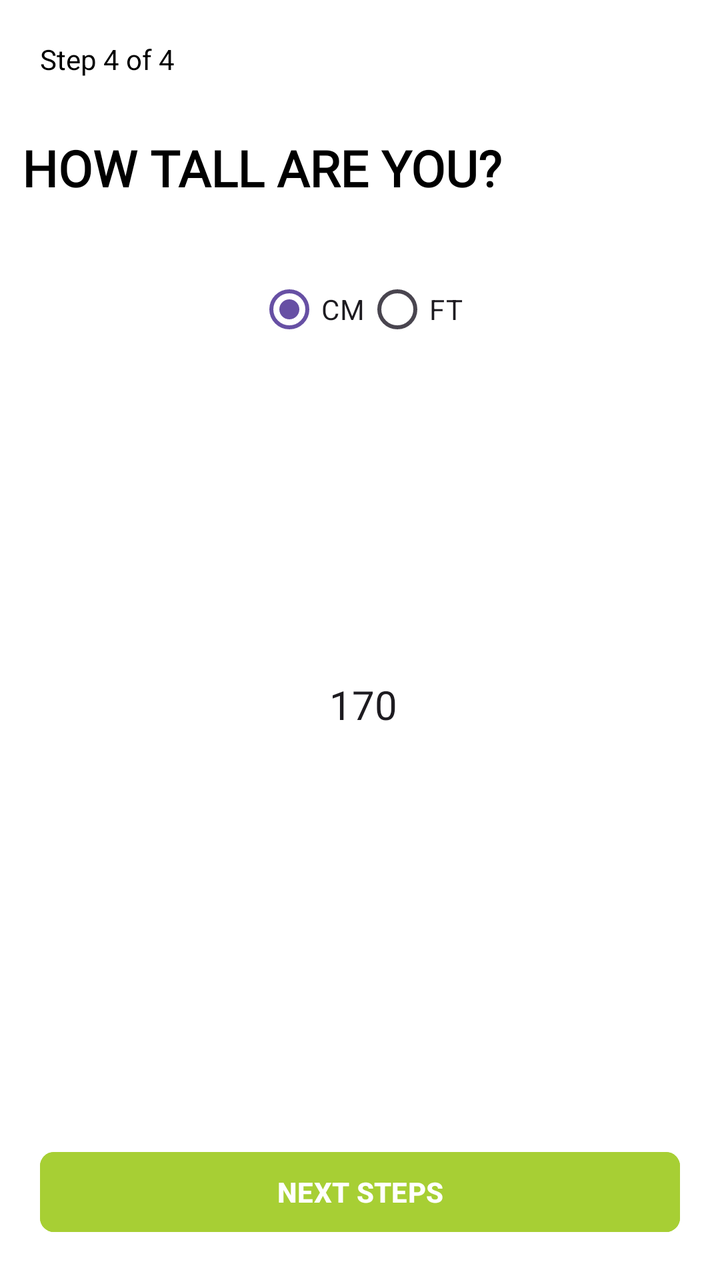
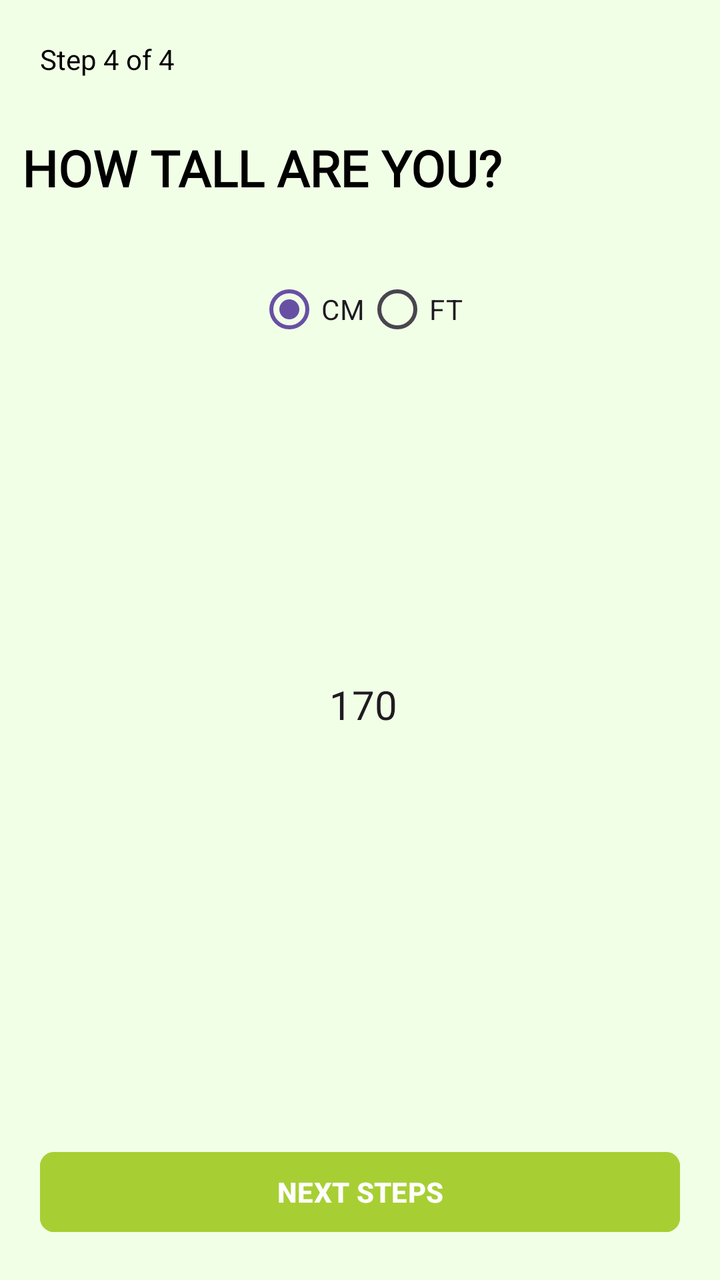

An Android layout rendered at two revisions. The XML below is the earlier revision; the diff shows what the commit changed to produce the second picture.
<!-- AndroidManifest.xml: application theme Theme.FitPro -->
<!-- res/layout/activity_main6.xml -->
<?xml version="1.0" encoding="utf-8"?>
<androidx.constraintlayout.widget.ConstraintLayout xmlns:android="http://schemas.android.com/apk/res/android"
    xmlns:app="http://schemas.android.com/apk/res-auto"
    xmlns:tools="http://schemas.android.com/tools"
    android:id="@+id/main"
    android:layout_width="match_parent"
    android:layout_height="match_parent"
    android:background="@android:color/white"
    tools:context=".MainActivity6">

    
    <TextView
        android:id="@+id/stepText"
        android:layout_width="wrap_content"
        android:layout_height="wrap_content"
        android:text="Step 4 of 4"
        android:textSize="14sp"
        android:textColor="@android:color/black"
        app:layout_constraintTop_toTopOf="parent"
        app:layout_constraintStart_toStartOf="parent"
        android:layout_marginStart="20dp"
        android:layout_marginTop="20dp"/>

    

    
    <TextView
        android:id="@+id/titleText"
        android:layout_width="wrap_content"
        android:layout_height="wrap_content"
        android:layout_marginTop="28dp"
        android:fontFamily="@font/bebas_neue"
        android:text="HOW TALL ARE YOU?"
        android:textColor="@android:color/black"
        android:textSize="25dp"
        android:textStyle="bold"
        app:layout_constraintEnd_toEndOf="parent"
        app:layout_constraintHorizontal_bias="0.093"
        app:layout_constraintStart_toStartOf="parent"
        app:layout_constraintTop_toBottomOf="@id/stepText" />

    <RadioGroup
        android:id="@+id/unitToggle"
        android:layout_width="wrap_content"
        android:layout_height="wrap_content"
        android:orientation="horizontal"
        app:layout_constraintTop_toBottomOf="@id/titleText"
        app:layout_constraintStart_toStartOf="parent"
        app:layout_constraintEnd_toEndOf="parent"
        android:layout_marginTop="30dp">

        <RadioButton
            android:id="@+id/radioCm"
            android:layout_width="wrap_content"
            android:layout_height="wrap_content"
            android:text="CM"
            android:buttonTint="@android:color/darker_gray"
            android:checked="true"/>

        <RadioButton
            android:id="@+id/radioFt"
            android:layout_width="wrap_content"
            android:layout_height="wrap_content"
            android:text="FT"
            android:buttonTint="@android:color/darker_gray"/>
    </RadioGroup>

    

    
    <EditText
        android:id="@+id/heightInput"
        android:layout_width="202dp"
        android:layout_height="141dp"
        android:layout_marginHorizontal="40dp"
        android:layout_marginTop="20dp"
        android:background="@android:color/transparent"
        android:gravity="center"
        android:hint="Enter your height"
        android:inputType="number"
        android:text="170"
        android:textSize="20sp"
        app:layout_constraintBottom_toBottomOf="parent"
        app:layout_constraintEnd_toEndOf="parent"
        app:layout_constraintHorizontal_bias="0.52"
        app:layout_constraintStart_toStartOf="parent"
        app:layout_constraintTop_toBottomOf="@id/unitToggle"
        app:layout_constraintVertical_bias="0.276" />

    <Button
        android:id="@+id/nextBtnHeight"
        android:layout_width="0dp"
        android:layout_height="wrap_content"
        android:layout_margin="20dp"
        android:backgroundTint="#A7CF34"
        android:text="NEXT STEPS"
        app:cornerRadius="7dp"
        android:textColor="@android:color/white"
        android:textStyle="bold"
        app:layout_constraintBottom_toBottomOf="parent"
        app:layout_constraintStart_toStartOf="parent"
        app:layout_constraintEnd_toEndOf="parent"/>
</androidx.constraintlayout.widget.ConstraintLayout>
<!-- resources referenced by this layout -->
<resources>
  <style name="Theme.FitPro" parent="Base.Theme.FitPro" />
  <style name="Base.Theme.FitPro" parent="Theme.Material3.DayNight.NoActionBar">
          
          
      </style>
</resources>

<!-- the commit's change to res/layout/activity_main6.xml (unified diff, before → after) -->
@@ -5,7 +5,7 @@
     android:id="@+id/main"
     android:layout_width="match_parent"
     android:layout_height="match_parent"
-    android:background="@android:color/white"
+    android:background="#F1FFE7"
     tools:context=".MainActivity6">
 
     
@@ -13,13 +13,13 @@
         android:id="@+id/stepText"
         android:layout_width="wrap_content"
         android:layout_height="wrap_content"
+        android:layout_marginStart="20dp"
+        android:layout_marginTop="20dp"
         android:text="Step 4 of 4"
+        android:textColor="@android:color/black"
         android:textSize="14sp"
-        android:textColor="@android:color/black"
-        app:layout_constraintTop_toTopOf="parent"
         app:layout_constraintStart_toStartOf="parent"
-        android:layout_marginStart="20dp"
-        android:layout_marginTop="20dp"/>
+        app:layout_constraintTop_toTopOf="parent" />
 
     
 
@@ -43,26 +43,26 @@
         android:id="@+id/unitToggle"
         android:layout_width="wrap_content"
         android:layout_height="wrap_content"
+        android:layout_marginTop="30dp"
         android:orientation="horizontal"
-        app:layout_constraintTop_toBottomOf="@id/titleText"
+        app:layout_constraintEnd_toEndOf="parent"
         app:layout_constraintStart_toStartOf="parent"
-        app:layout_constraintEnd_toEndOf="parent"
-        android:layout_marginTop="30dp">
+        app:layout_constraintTop_toBottomOf="@id/titleText">
 
         <RadioButton
             android:id="@+id/radioCm"
             android:layout_width="wrap_content"
             android:layout_height="wrap_content"
-            android:text="CM"
             android:buttonTint="@android:color/darker_gray"
-            android:checked="true"/>
+            android:checked="true"
+            android:text="CM" />
 
         <RadioButton
             android:id="@+id/radioFt"
             android:layout_width="wrap_content"
             android:layout_height="wrap_content"
-            android:text="FT"
-            android:buttonTint="@android:color/darker_gray"/>
+            android:buttonTint="@android:color/darker_gray"
+            android:text="FT" />
     </RadioGroup>
 
     
@@ -94,10 +94,10 @@
         android:layout_margin="20dp"
         android:backgroundTint="#A7CF34"
         android:text="NEXT STEPS"
-        app:cornerRadius="7dp"
         android:textColor="@android:color/white"
         android:textStyle="bold"
+        app:cornerRadius="7dp"
         app:layout_constraintBottom_toBottomOf="parent"
-        app:layout_constraintStart_toStartOf="parent"
-        app:layout_constraintEnd_toEndOf="parent"/>
+        app:layout_constraintEnd_toEndOf="parent"
+        app:layout_constraintStart_toStartOf="parent" />
 </androidx.constraintlayout.widget.ConstraintLayout>
